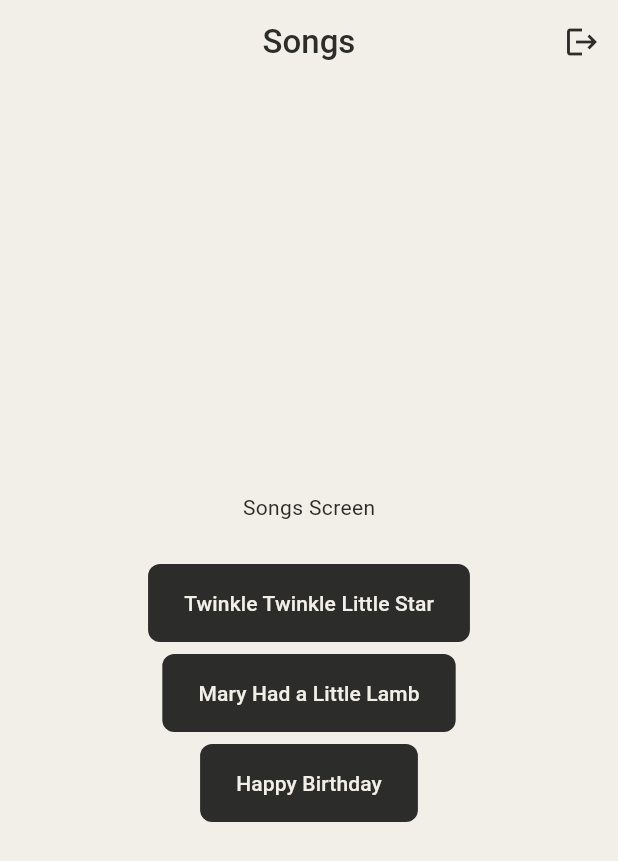
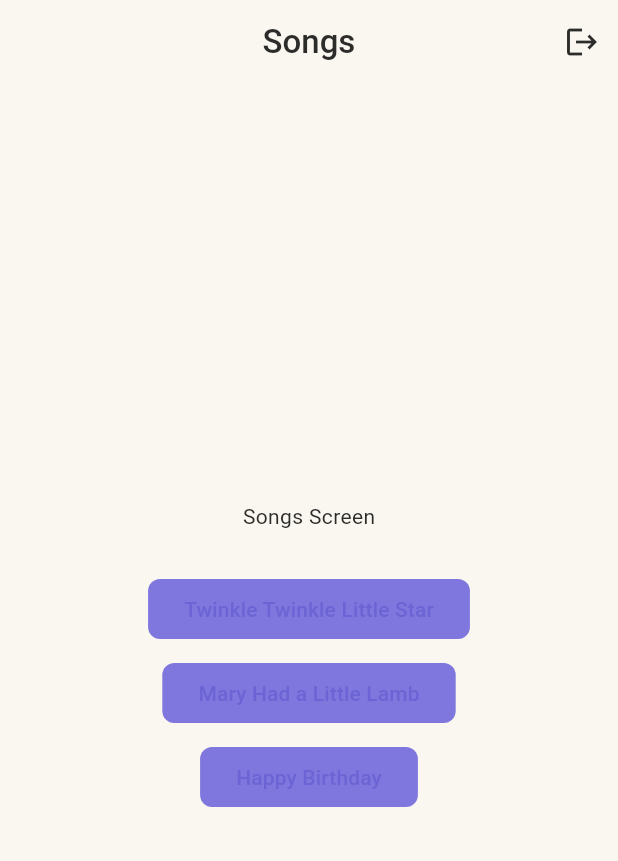
Before and after one commit to Camilu-png/Ocari, a Flutter app: the screen it shows once a user with an empty profile is signed in, on a phone screen of 412 x 824 dp. Shown: the top 861 px of the screen. Run offline on Flutter 3.47's test engine with Material 3 defaults, Android fonts, the phone set to English and light mode, and no system bars; our stand-ins replace flutter_dotenv, flutter_riverpod, flutter_signin_button, go_router, google_sign_in, supabase_flutter; accounts and stored records are empty.

Commit message:
refactor(theme): update app theme and remove hardcoded button colors

```diff
--- a/lib/core/theme/app_theme.dart
+++ b/lib/core/theme/app_theme.dart
@@ -2,92 +2,129 @@ import 'package:flutter/material.dart';
 
 @immutable
 class AppColors extends ThemeExtension<AppColors> {
-  final Color primaryColor;
-  final Color onPrimaryColor;
-  final Color accentColor;
-  final Color onAccentColor;
+  final Color primary;
+  final Color onPrimary;
+  final Color accent;
+  final Color onAccent;
   final Color bgDark;
   final Color onBgDark;
   final Color bgLight;
   final Color onBgLight;
-  final Color surfaceDark;
-  final Color surfaceLight;
+  final Color surface;
+  final Color textSecondary;
   final Color error;
   final Color onError;
 
+  final Color diffEasyBg;
+  final Color diffEasyText;
+  final Color diffMediumBg;
+  final Color diffMediumText;
+  final Color diffHardBg;
+  final Color diffHardText;
+
   const AppColors({
-    required this.primaryColor,
-    required this.onPrimaryColor,
-    required this.accentColor,
-    required this.onAccentColor,
+    required this.primary,
+    required this.onPrimary,
+    required this.accent,
+    required this.onAccent,
     required this.bgDark,
     required this.onBgDark,
     required this.bgLight,
     required this.onBgLight,
-    required this.surfaceDark,
-    required this.surfaceLight,
+    required this.surface,
+    required this.textSecondary,
     required this.error,
     required this.onError,
+    required this.diffEasyBg,
+    required this.diffEasyText,
+    required this.diffMediumBg,
+    required this.diffMediumText,
+    required this.diffHardBg,
+    required this.diffHardText,
   });
 
-  static AppColors get light => const AppColors(
-    primaryColor: Color(0xFF2C2C2A),
-    onPrimaryColor: Color(0xFFF1EFE8),
-    accentColor: Color(0xFF7F77DD),
-    onAccentColor: Color(0xFFFFFFFF),
+  static const AppColors light = AppColors(
+    primary: Color(0xFF2C2C2A),
+    onPrimary: Color(0xFFF1EFE8),
+    accent: Color(0xFF7F77DD),
+    onAccent: Color(0xFF6C63D4),
+    bgDark: Color(0xFF0D0D1A),
+    onBgDark: Color(0xFFF1EFE8),
+    bgLight: Color(0xFFFAF7F0),
+    onBgLight: Color(0xFF2C2C2A),
+    surface: Color(0xFFF3EFE6),
+    textSecondary: Color(0xFF888780),
+    error: Color(0xFFB3261E),
+    onError: Color(0xFFFFFFFF),
+    diffEasyBg: Color(0xFF4CAF50),
+    diffEasyText: Color(0xFFFFFFFF),
+    diffMediumBg: Color(0xFFFF9800),
+    diffMediumText: Color(0xFFFFFFFF),
+    diffHardBg: Color(0xFFF44336),
+    diffHardText: Color(0xFFFFFFFF),
+  );
+
+  static const AppColors dark = AppColors(
+    primary: Color(0xFFF1EFE8),
+    onPrimary: Color(0xFF2C2C2A),
+    accent: Color(0xFF7F77DD),
+    onAccent: Color(0xFFFFFFFF),
     bgDark: Color(0xFF0D0D1A),
     onBgDark: Color(0xFFF1EFE8),
     bgLight: Color(0xFFF1EFE8),
     onBgLight: Color(0xFF2C2C2A),
-    surfaceDark: Color(0xFF1A1A2E),
-    surfaceLight: Color(0xFFFFFFFF),
-    error: Color(0xFFB3261E),
-    onError: Color(0xFFFFFFFF),
-  );
-
-  static AppColors get dark => const AppColors(
-    primaryColor: Color(0xFFF1EFE8),
-    onPrimaryColor: Color(0xFF2C2C2A),
-    accentColor: Color(0xFF7F77DD),
-    onAccentColor: Color(0xFFFFFFFF),
-    bgDark: Color(0xFF0D0D1A),
-    onBgDark: Color(0xFFF1EFE8),
-    bgLight: Color(0xFFF1EFE8),
-    onBgLight: Color(0xFF2C2C2A),
-    surfaceDark: Color(0xFF1A1A2E),
-    surfaceLight: Color(0xFF1A1A2E),
+    surface: Color(0xFF1A1A2E),
+    textSecondary: Color(0xFF888780),
     error: Color(0xFFF2B8B5),
     onError: Color(0xFF601410),
+    diffEasyBg: Color(0xFF388E3C),
+    diffEasyText: Color(0xFFFFFFFF),
+    diffMediumBg: Color(0xFFF57C00),
+    diffMediumText: Color(0xFFFFFFFF),
+    diffHardBg: Color(0xFFD32F2F),
+    diffHardText: Color(0xFFFFFFFF),
   );
 
   @override
   AppColors copyWith({
-    Color? primaryColor,
-    Color? onPrimaryColor,
-    Color? accentColor,
-    Color? onAccentColor,
+    Color? primary,
+    Color? onPrimary,
+    Color? accent,
+    Color? onAccent,
     Color? bgDark,
     Color? onBgDark,
     Color? bgLight,
     Color? onBgLight,
-    Color? surfaceDark,
-    Color? surfaceLight,
+    Color? surface,
+    Color? textSecondary,
     Color? error,
     Color? onError,
+    Color? diffEasyBg,
+    Color? diffEasyText,
+    Color? diffMediumBg,
+    Color? diffMediumText,
+    Color? diffHardBg,
+    Color? diffHardText,
   }) {
     return AppColors(
-      primaryColor: primaryColor ?? this.primaryColor,
-      onPrimaryColor: onPrimaryColor ?? this.onPrimaryColor,
-      accentColor: accentColor ?? this.accentColor,
-      onAccentColor: onAccentColor ?? this.onAccentColor,
+      primary: primary ?? this.primary,
+      onPrimary: onPrimary ?? this.onPrimary,
+      accent: accent ?? this.accent,
+      onAccent: onAccent ?? this.onAccent,
       bgDark: bgDark ?? this.bgDark,
       onBgDark: onBgDark ?? this.onBgDark,
       bgLight: bgLight ?? this.bgLight,
       onBgLight: onBgLight ?? this.onBgLight,
-      surfaceDark: surfaceDark ?? this.surfaceDark,
-      surfaceLight: surfaceLight ?? this.surfaceLight,
+      surface: surface ?? this.surface,
+      textSecondary: textSecondary ?? this.textSecondary,
       error: error ?? this.error,
       onError: onError ?? this.onError,
+      diffEasyBg: diffEasyBg ?? this.diffEasyBg,
+      diffEasyText: diffEasyText ?? this.diffEasyText,
+      diffMediumBg: diffMediumBg ?? this.diffMediumBg,
+      diffMediumText: diffMediumText ?? this.diffMediumText,
+      diffHardBg: diffHardBg ?? this.diffHardBg,
+      diffHardText: diffHardText ?? this.diffHardText,
     );
   }
 
@@ -95,18 +132,24 @@ class AppColors extends ThemeExtension<AppColors> {
   AppColors lerp(ThemeExtension<AppColors>? other, double t) {
     if (other is! AppColors) return this;
     return AppColors(
-      primaryColor: Color.lerp(primaryColor, other.primaryColor, t)!,
-      onPrimaryColor: Color.lerp(onPrimaryColor, other.onPrimaryColor, t)!,
-      accentColor: Color.lerp(accentColor, other.accentColor, t)!,
-      onAccentColor: Color.lerp(onAccentColor, other.onAccentColor, t)!,
+      primary: Color.lerp(primary, other.primary, t)!,
+      onPrimary: Color.lerp(onPrimary, other.onPrimary, t)!,
+      accent: Color.lerp(accent, other.accent, t)!,
+      onAccent: Color.lerp(onAccent, other.onAccent, t)!,
       bgDark: Color.lerp(bgDark, other.bgDark, t)!,
       onBgDark: Color.lerp(onBgDark, other.onBgDark, t)!,
       bgLight: Color.lerp(bgLight, other.bgLight, t)!,
       onBgLight: Color.lerp(onBgLight, other.onBgLight, t)!,
-      surfaceDark: Color.lerp(surfaceDark, other.surfaceDark, t)!,
-      surfaceLight: Color.lerp(surfaceLight, other.surfaceLight, t)!,
+      surface: Color.lerp(surface, other.surface, t)!,
+      textSecondary: Color.lerp(textSecondary, other.textSecondary, t)!,
       error: Color.lerp(error, other.error, t)!,
       onError: Color.lerp(onError, other.onError, t)!,
+      diffEasyBg: Color.lerp(diffEasyBg, other.diffEasyBg, t)!,
+      diffEasyText: Color.lerp(diffEasyText, other.diffEasyText, t)!,
+      diffMediumBg: Color.lerp(diffMediumBg, other.diffMediumBg, t)!,
+      diffMediumText: Color.lerp(diffMediumText, other.diffMediumText, t)!,
+      diffHardBg: Color.lerp(diffHardBg, other.diffHardBg, t)!,
+      diffHardText: Color.lerp(diffHardText, other.diffHardText, t)!,
     );
   }
 }
@@ -117,77 +160,120 @@ class AppTextStyles {
           fontSize: 57,
           fontWeight: FontWeight.w400,
           letterSpacing: -0.25,
+          fontFamily: '.SF Pro Text',
         ),
         displayMedium: TextStyle(
           fontSize: 45,
           fontWeight: FontWeight.w400,
           letterSpacing: 0,
+          fontFamily: '.SF Pro Text',
         ),
         displaySmall: TextStyle(
           fontSize: 36,
           fontWeight: FontWeight.w400,
           letterSpacing: 0,
+          fontFamily: '.SF Pro Text',
         ),
         headlineLarge: TextStyle(
           fontSize: 32,
           fontWeight: FontWeight.w600,
           letterSpacing: 0,
+          fontFamily: '.SF Pro Display',
         ),
         headlineMedium: TextStyle(
           fontSize: 28,
           fontWeight: FontWeight.w600,
           letterSpacing: 0,
+          fontFamily: '.SF Pro Display',
         ),
         headlineSmall: TextStyle(
           fontSize: 24,
           fontWeight: FontWeight.w600,
           letterSpacing: 0,
+          fontFamily: '.SF Pro Display',
         ),
         titleLarge: TextStyle(
           fontSize: 22,
           fontWeight: FontWeight.w500,
           letterSpacing: 0,
+          fontFamily: '.SF Pro Text',
         ),
         titleMedium: TextStyle(
           fontSize: 16,
           fontWeight: FontWeight.w500,
           letterSpacing: 0.15,
+          fontFamily: '.SF Pro Text',
         ),
         titleSmall: TextStyle(
           fontSize: 14,
           fontWeight: FontWeight.w500,
           letterSpacing: 0.1,
+          fontFamily: '.SF Pro Text',
         ),
         bodyLarge: TextStyle(
           fontSize: 16,
           fontWeight: FontWeight.w400,
           letterSpacing: 0.5,
+          fontFamily: '.SF Pro Text',
         ),
         bodyMedium: TextStyle(
           fontSize: 14,
           fontWeight: FontWeight.w400,
           letterSpacing: 0.25,
+          fontFamily: '.SF Pro Text',
         ),
         bodySmall: TextStyle(
           fontSize: 12,
           fontWeight: FontWeight.w400,
           letterSpacing: 0.4,
+          fontFamily: '.SF Pro Text',
         ),
         labelLarge: TextStyle(
           fontSize: 14,
           fontWeight: FontWeight.w500,
           letterSpacing: 0.1,
+          fontFamily: '.SF Pro Text',
         ),
         labelMedium: TextStyle(
           fontSize: 12,
           fontWeight: FontWeight.w500,
           letterSpacing: 0.5,
+          fontFamily: '.SF Pro Text',
         ),
         labelSmall: TextStyle(
           fontSize: 11,
           fontWeight: FontWeight.w500,
           letterSpacing: 0.5,
+          fontFamily: '.SF Pro Text',
         ),
+      );
+
+  static TextStyle heading(Color color) => TextStyle(
+        fontSize: 24,
+        fontWeight: FontWeight.w600,
+        color: color,
+        fontFamily: '.SF Pro Display',
+      );
+
+  static TextStyle body(Color color) => TextStyle(
+        fontSize: 16,
+        fontWeight: FontWeight.w400,
+        color: color,
+        fontFamily: '.SF Pro Text',
+      );
+
+  static TextStyle caption(Color color) => TextStyle(
+        fontSize: 12,
+        fontWeight: FontWeight.w400,
+        color: color,
+        fontFamily: '.SF Pro Text',
+      );
+
+  static TextStyle label(Color color) => TextStyle(
+        fontSize: 14,
+        fontWeight: FontWeight.w500,
+        color: color,
+        fontFamily: '.SF Pro Text',
       );
 }
 
@@ -197,27 +283,6 @@ class AppSpacing {
   static const double md = 16;
   static const double lg = 24;
   static const double xl = 32;
-  static const double xxl = 48;
-
-  static const EdgeInsets paddingXs =
-      EdgeInsets.all(xs);
-  static const EdgeInsets paddingSm =
-      EdgeInsets.all(sm);
-  static const EdgeInsets paddingMd =
-      EdgeInsets.all(md);
-  static const EdgeInsets paddingLg =
-      EdgeInsets.all(lg);
-  static const EdgeInsets paddingXl =
-      EdgeInsets.all(xl);
-
-  static const EdgeInsets horizontalMd =
-      EdgeInsets.symmetric(horizontal: md);
-  static const EdgeInsets verticalMd =
-      EdgeInsets.symmetric(vertical: md);
-  static const EdgeInsets horizontalLg =
-      EdgeInsets.symmetric(horizontal: lg);
-  static const EdgeInsets verticalLg =
-      EdgeInsets.symmetric(vertical: lg);
 }
 
 class AppRadius {
@@ -225,7 +290,6 @@ class AppRadius {
   static const double md = 8;
   static const double lg = 12;
   static const double xl = 16;
-  static const double xxl = 24;
 
   static const BorderRadius borderRadiusSm =
       BorderRadius.all(Radius.circular(sm));
@@ -235,13 +299,10 @@ class AppRadius {
       BorderRadius.all(Radius.circular(lg));
   static const BorderRadius borderRadiusXl =
       BorderRadius.all(Radius.circular(xl));
-  static const BorderRadius borderRadiusXxl =
-      BorderRadius.all(Radius.circular(xxl));
 }
 
 extension AppThemeExtension on BuildContext {
-  AppColors get colors =>
-      Theme.of(this).extension<AppColors>()!;
+  AppColors get colors => Theme.of(this).extension<AppColors>()!;
   TextTheme get textTheme => Theme.of(this).textTheme;
 }
 
@@ -252,17 +313,20 @@ class AppTheme {
       useMaterial3: true,
       brightness: Brightness.light,
       colorScheme: ColorScheme.light(
-        primary: colors.primaryColor,
-        onPrimary: colors.onPrimaryColor,
-        secondary: colors.accentColor,
-        onSecondary: colors.onAccentColor,
+        primary: colors.accent,
+        onPrimary: colors.onAccent,
+        secondary: colors.accent,
+        onSecondary: colors.onAccent,
         surface: colors.bgLight,
         onSurface: colors.onBgLight,
         error: colors.error,
         onError: colors.onError,
       ),
       scaffoldBackgroundColor: colors.bgLight,
-      textTheme: AppTextStyles.textTheme,
+      textTheme: AppTextStyles.textTheme.apply(
+        bodyColor: colors.onBgLight,
+        displayColor: colors.onBgLight,
+      ),
       appBarTheme: AppBarTheme(
         backgroundColor: colors.bgLight,
         foregroundColor: colors.onBgLight,
@@ -271,49 +335,35 @@ class AppTheme {
       ),
       filledButtonTheme: FilledButtonThemeData(
         style: FilledButton.styleFrom(
-          backgroundColor: colors.primaryColor,
-          foregroundColor: colors.onPrimaryColor,
-          padding: const EdgeInsets.symmetric(
-            horizontal: AppSpacing.lg,
-            vertical: AppSpacing.md,
-          ),
+          backgroundColor: colors.accent,
+          foregroundColor: colors.onAccent,
           shape: const RoundedRectangleBorder(
             borderRadius: AppRadius.borderRadiusMd,
           ),
         ),
       ),
-      outlinedButtonTheme: OutlinedButtonThemeData(
-        style: OutlinedButton.styleFrom(
-          foregroundColor: colors.primaryColor,
-          side: BorderSide(color: colors.primaryColor),
-          padding: const EdgeInsets.symmetric(
-            horizontal: AppSpacing.lg,
-            vertical: AppSpacing.md,
-          ),
-          shape: const RoundedRectangleBorder(
-            borderRadius: AppRadius.borderRadiusMd,
-          ),
-        ),
-      ),
-      textButtonTheme: TextButtonThemeData(
-        style: TextButton.styleFrom(
-          foregroundColor: colors.accentColor,
-          padding: const EdgeInsets.symmetric(
-            horizontal: AppSpacing.md,
-            vertical: AppSpacing.sm,
-          ),
-        ),
-      ),
       cardTheme: CardThemeData(
-        color: colors.surfaceLight,
+        color: colors.surface,
         elevation: 0,
         shape: const RoundedRectangleBorder(
           borderRadius: AppRadius.borderRadiusLg,
         ),
       ),
-      iconTheme: IconThemeData(
-        color: colors.primaryColor,
-        size: 24,
+      inputDecorationTheme: InputDecorationTheme(
+        filled: true,
+        fillColor: colors.surface,
+        border: OutlineInputBorder(
+          borderRadius: AppRadius.borderRadiusMd,
+          borderSide: BorderSide(color: colors.textSecondary),
+        ),
+        enabledBorder: OutlineInputBorder(
+          borderRadius: AppRadius.borderRadiusMd,
+          borderSide: BorderSide(color: colors.textSecondary),
+        ),
+        focusedBorder: OutlineInputBorder(
+          borderRadius: AppRadius.borderRadiusMd,
+          borderSide: BorderSide(color: colors.accent),
+        ),
       ),
       extensions: [AppColors.light],
     );
@@ -325,10 +375,10 @@ shape: const RoundedRectangleBorder(
       useMaterial3: true,
       brightness: Brightness.dark,
       colorScheme: ColorScheme.dark(
-        primary: colors.accentColor,
-        onPrimary: colors.onAccentColor,
-        secondary: colors.accentColor,
-        onSecondary: colors.onAccentColor,
+        primary: colors.accent,
+        onPrimary: colors.onAccent,
+        secondary: colors.accent,
+        onSecondary: colors.onAccent,
         surface: colors.bgDark,
         onSurface: colors.onBgDark,
         error: colors.error,
@@ -347,49 +397,35 @@ shape: const RoundedRectangleBorder(
       ),
       filledButtonTheme: FilledButtonThemeData(
         style: FilledButton.styleFrom(
-          backgroundColor: colors.accentColor,
-          foregroundColor: colors.onAccentColor,
-          padding: const EdgeInsets.symmetric(
-            horizontal: AppSpacing.lg,
-            vertical: AppSpacing.md,
-          ),
+          backgroundColor: colors.accent,
+          foregroundColor: colors.onAccent,
           shape: const RoundedRectangleBorder(
             borderRadius: AppRadius.borderRadiusMd,
           ),
         ),
       ),
-      outlinedButtonTheme: OutlinedButtonThemeData(
-        style: OutlinedButton.styleFrom(
-          foregroundColor: colors.accentColor,
-          side: BorderSide(color: colors.accentColor),
-          padding: const EdgeInsets.symmetric(
-            horizontal: AppSpacing.lg,
-            vertical: AppSpacing.md,
-          ),
-          shape: const RoundedRectangleBorder(
-            borderRadius: AppRadius.borderRadiusMd,
-          ),
-        ),
-      ),
-      textButtonTheme: TextButtonThemeData(
-        style: TextButton.styleFrom(
-          foregroundColor: colors.accentColor,
-          padding: const EdgeInsets.symmetric(
-            horizontal: AppSpacing.md,
-            vertical: AppSpacing.sm,
-          ),
-        ),
-      ),
       cardTheme: CardThemeData(
-        color: colors.surfaceDark,
+        color: colors.surface,
         elevation: 0,
         shape: const RoundedRectangleBorder(
           borderRadius: AppRadius.borderRadiusLg,
         ),
       ),
-      iconTheme: IconThemeData(
-        color: colors.onBgDark,
-        size: 24,
+      inputDecorationTheme: InputDecorationTheme(
+        filled: true,
+        fillColor: colors.surface,
+        border: OutlineInputBorder(
+          borderRadius: AppRadius.borderRadiusMd,
+          borderSide: BorderSide(color: colors.textSecondary),
+        ),
+        enabledBorder: OutlineInputBorder(
+          borderRadius: AppRadius.borderRadiusMd,
+          borderSide: BorderSide(color: colors.textSecondary),
+        ),
+        focusedBorder: OutlineInputBorder(
+          borderRadius: AppRadius.borderRadiusMd,
+          borderSide: BorderSide(color: colors.accent),
+        ),
       ),
       extensions: [AppColors.dark],
     );
--- a/lib/features/auth/presentation/screens/register_screen.dart
+++ b/lib/features/auth/presentation/screens/register_screen.dart
@@ -128,7 +128,7 @@ class _RegisterScreenState extends ConsumerState<RegisterScreen> {
       ),
       body: SafeArea(
         child: SingleChildScrollView(
-          padding: AppSpacing.horizontalLg,
+          padding: const EdgeInsets.symmetric(horizontal: AppSpacing.lg),
           child: Form(
             key: _formKey,
             child: Column(
@@ -148,7 +148,7 @@ class _RegisterScreenState extends ConsumerState<RegisterScreen> {
                   ),
                   textAlign: TextAlign.center,
                 ),
-                const SizedBox(height: AppSpacing.xxl),
+                const SizedBox(height: AppSpacing.xl + AppSpacing.md),
                 TextFormField(
                   controller: _emailController,
                   keyboardType: TextInputType.emailAddress,
```
Also changed, not shown: lib/core/theme/debug_screen.dart (+65 -9 lines), lib/core/theme/theme_preview.dart (+12 -13 lines), lib/core/widgets/ocari_button.dart (+5 -8 lines). Lines whose indentation alone changed are shown as unchanged.
